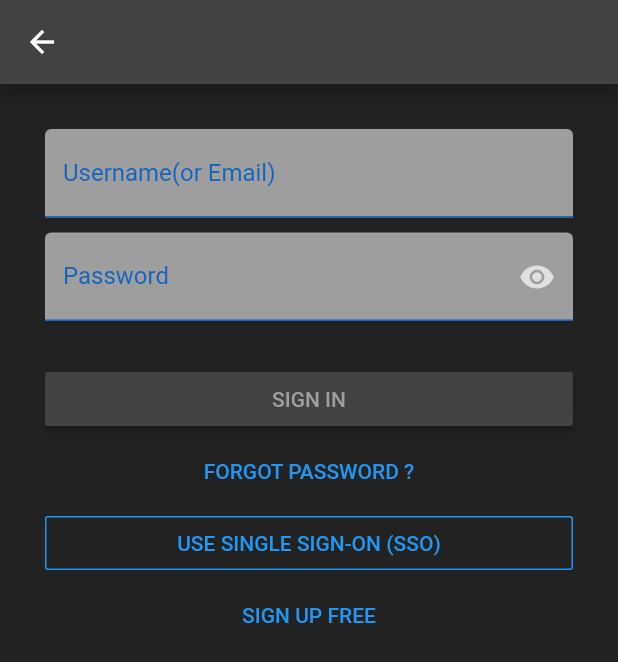
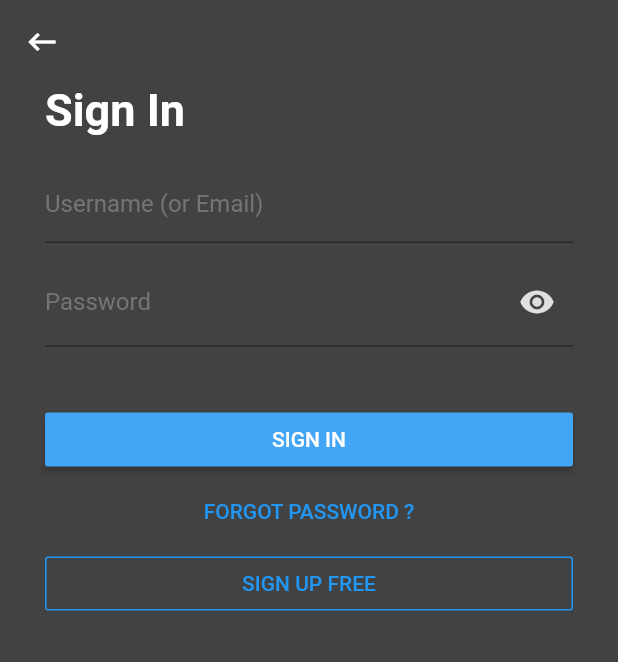
Before and after one commit to 1712901/Pluralsight, a Flutter app: the SignIn screen opened directly, on a phone screen of 412 x 824 dp. Shown: the top 662 px of the screen. Run offline on Flutter 3.47's test engine with Material 2 defaults, Android fonts, the phone set to English and light mode, and no system bars; our stand-ins replace flutter_rating_bar.

```diff
--- a/lib/Page/SignIn.dart
+++ b/lib/Page/SignIn.dart
@@ -1,3 +1,4 @@
+import 'package:Pluralsight/Page/SignUp.dart';
 import 'package:flutter/material.dart';
 
 class SignIn extends StatefulWidget {
@@ -12,33 +13,36 @@ class _SignInState extends State<SignIn> {
   @override
   Widget build(BuildContext context) {
     return Scaffold(
-      backgroundColor: Colors.black87,
+      backgroundColor: Colors.grey[800],
       appBar: AppBar(
-        backgroundColor: Colors.grey[800],
-        leading: IconButton(icon: Icon(Icons.arrow_back), onPressed: () {}),
+        backgroundColor: Colors.transparent,
+        elevation: 0,
+        leading:
+            IconButton(icon: Icon(Icons.keyboard_backspace), onPressed: () {}),
       ),
       body: Padding(
-        padding: const EdgeInsets.all(30.0),
+        padding: const EdgeInsets.only(left: 30.0, right: 30.0),
         child: SingleChildScrollView(
           child: Column(
+            crossAxisAlignment: CrossAxisAlignment.start,
             children: [
+              Text(
+                'Sign In',
+                style: TextStyle(
+                    color: Colors.white,
+                    fontSize: 30,
+                    fontWeight: FontWeight.bold),
+              ),
+              SizedBox(
+                height: 20,
+              ),
               TextField(
                 controller: userNameController,
-                cursorColor: Theme.of(context).cursorColor,
-                style: TextStyle(
-                  color: Colors.grey[100],
-                ),
+                style: TextStyle(color: Colors.white),
                 decoration: InputDecoration(
-                  fillColor: Colors.grey,
-                  filled: true,
-                  labelText: 'Username(or Email)',
-                  labelStyle: TextStyle(
-                    color: Colors.blue[800],
-                  ),
-                  enabledBorder: UnderlineInputBorder(
-                    borderSide: BorderSide(color: Colors.blue[800]),
-                  ),
-                ),
+                    isDense: true,
+                    labelText: 'Username (or Email)',
+                    labelStyle: TextStyle(color: Colors.grey[600])),
               ),
               SizedBox(
                 height: 10,
@@ -48,17 +52,12 @@ class _SignInState extends State<SignIn> {
                 cursorColor: Theme.of(context).cursorColor,
                 obscureText: !showPassword,
                 style: TextStyle(
-                  color: Colors.grey[100],
+                  color: Colors.white,
                 ),
                 decoration: InputDecoration(
-                    fillColor: Colors.grey,
-                    filled: true,
                     labelText: 'Password',
                     labelStyle: TextStyle(
-                      color: Colors.blue[800],
-                    ),
-                    enabledBorder: UnderlineInputBorder(
-                      borderSide: BorderSide(color: Colors.blue[800]),
+                      color: Colors.grey[600],
                     ),
                     suffixIcon: IconButton(
                       icon: Icon(
@@ -73,14 +72,14 @@ class _SignInState extends State<SignIn> {
                     )),
               ),
               SizedBox(
-                height: 20,
+                height: 30,
               ),
               Padding(
                 padding: const EdgeInsets.only(top: 8.0),
                 child: SizedBox(
                     width: double.infinity,
                     child: RaisedButton(
-                      color: Colors.grey[800],
+                      color: Colors.blue[400],
                       onPressed: () {
                         checkUser(
                             password: passwordController.text,
@@ -88,32 +87,32 @@ class _SignInState extends State<SignIn> {
                       },
                       child: Text(
                         'SIGN IN',
-                        style: TextStyle(color: Colors.grey[500]),
+                        style: TextStyle(color: Colors.white),
                       ),
                     )),
               ),
-              FlatButton(
-                  onPressed: () {},
-                  child: Text(
-                    'FORGOT PASSWORD ?',
-                    style: TextStyle(color: Colors.blue),
-                  )),
+              SizedBox(
+                width: double.infinity,
+                child: FlatButton(
+                    onPressed: () {},
+                    child: Text(
+                      'FORGOT PASSWORD ?',
+                      style: TextStyle(color: Colors.blue),
+                    )),
+              ),
               SizedBox(
                 width: double.infinity,
                 child: OutlineButton(
+                    onPressed: () {
+                      Navigator.push(context,
+                          MaterialPageRoute(builder: (context) => SignUp()));
+                    },
                     borderSide: BorderSide(color: Colors.blue),
-                    onPressed: () {},
                     child: Text(
-                      'USE SINGLE SIGN-ON (SSO)',
+                      'SIGN UP FREE',
                       style: TextStyle(color: Colors.blue),
                     )),
               ),
-              FlatButton(
-                  onPressed: () {},
-                  child: Text(
-                    'SIGN UP FREE',
-                    style: TextStyle(color: Colors.blue),
-                  )),
             ],
           ),
         ),
--- a/lib/main.dart
+++ b/lib/main.dart
@@ -2,11 +2,12 @@ import 'package:Pluralsight/Page/BrowsePage.dart';
 import 'package:Pluralsight/Page/DowloadPage.dart';
 import 'package:Pluralsight/Page/HomePage.dart';
 import 'package:Pluralsight/Page/SearchPage.dart';
+import 'package:Pluralsight/Page/SignIn.dart';
 import 'package:flutter/material.dart';
 
 void main() {
   runApp(MaterialApp(
-    home: Home(),
+    home: SignIn(),
   ));
 }
 
```
